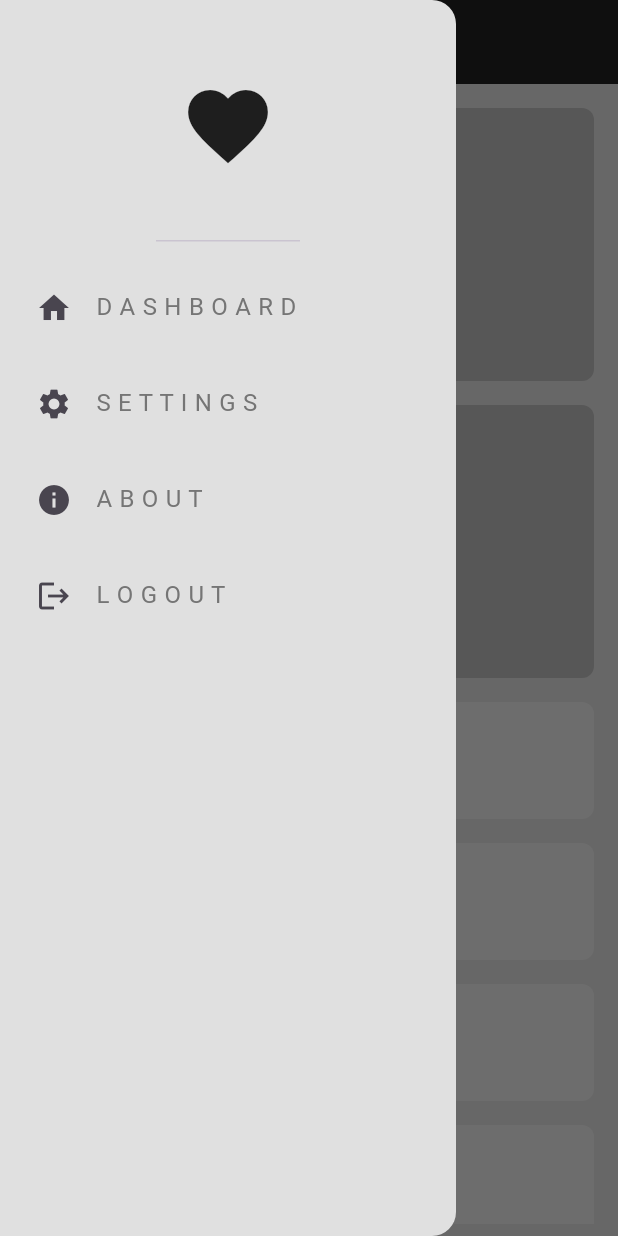
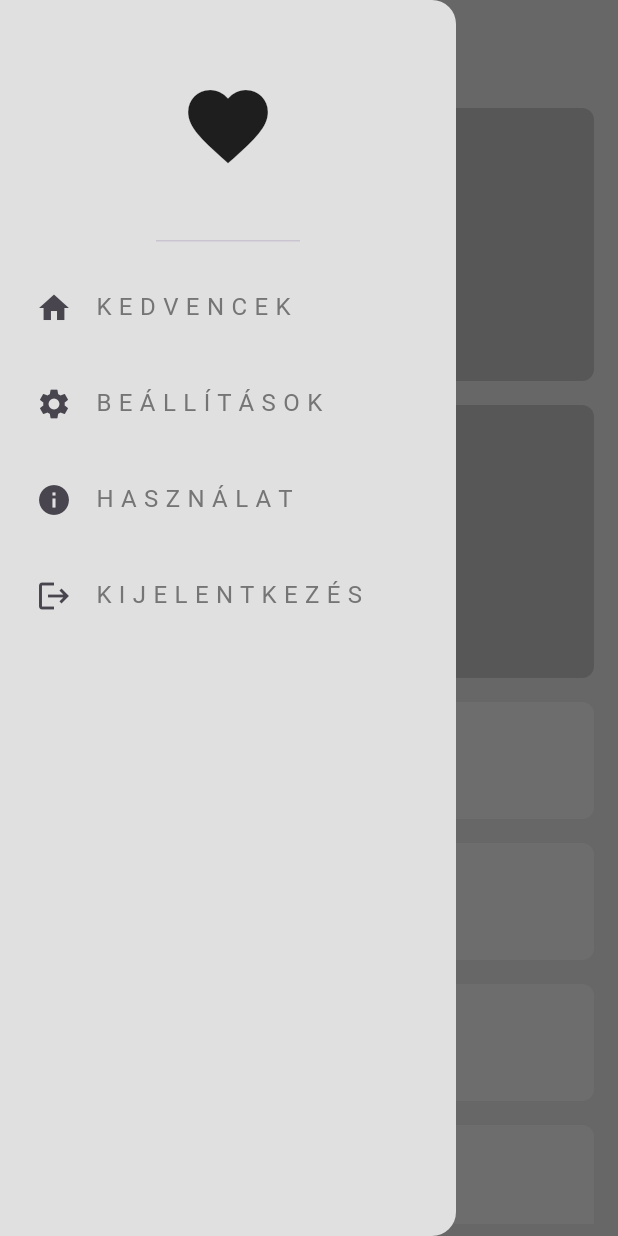
Before and after one commit to KeveXD/KalaApp, a Flutter app: the screen it shows after launch, with the side drawer open, on a phone screen of 412 x 824 dp. Run offline on Flutter 3.47's test engine with Material 3 defaults, Android fonts, the phone set to English and light mode, and no system bars.

Commit message:
mara kesz

```diff
--- a/KalaApp/lib/constants.dart
+++ b/KalaApp/lib/constants.dart
@@ -1,7 +1,8 @@
 import 'package:flutter/material.dart';
+import 'package:kalaapp/utils/my_drawer.dart';
 
 var defaultBackgroundColor = Colors.grey[300];
-var appBarColor = Colors.grey[900];
+var appBarColor = Colors.grey[300];
 var myAppBar = AppBar(
   backgroundColor: appBarColor,
   title: Text(' '),
@@ -11,57 +12,4 @@ var drawerTextColor = TextStyle(
   color: Colors.grey[600],
 );
 var tilePadding = const EdgeInsets.only(left: 8.0, right: 8, top: 8);
-var myDrawer = Drawer(
-  backgroundColor: Colors.grey[300],
-  elevation: 0,
-  child: Column(
-    children: [
-      DrawerHeader(
-        child: Icon(
-          Icons.favorite,
-          size: 64,
-        ),
-      ),
-      Padding(
-        padding: tilePadding,
-        child: ListTile(
-          leading: Icon(Icons.home),
-          title: Text(
-            'D A S H B O A R D',
-            style: drawerTextColor,
-          ),
-        ),
-      ),
-      Padding(
-        padding: tilePadding,
-        child: ListTile(
-          leading: Icon(Icons.settings),
-          title: Text(
-            'S E T T I N G S',
-            style: drawerTextColor,
-          ),
-        ),
-      ),
-      Padding(
-        padding: tilePadding,
-        child: ListTile(
-          leading: Icon(Icons.info),
-          title: Text(
-            'A B O U T',
-            style: drawerTextColor,
-          ),
-        ),
-      ),
-      Padding(
-        padding: tilePadding,
-        child: ListTile(
-          leading: Icon(Icons.logout),
-          title: Text(
-            'L O G O U T',
-            style: drawerTextColor,
-          ),
-        ),
-      ),
-    ],
-  ),
-);
+var myDrawer = MyDrawer();
--- a/KalaApp/lib/main.dart
+++ b/KalaApp/lib/main.dart
@@ -18,9 +18,9 @@ class MyApp extends StatelessWidget {
       debugShowCheckedModeBanner: false,
       theme: ThemeData(primarySwatch: Colors.green),
       home: ResponsiveLayout(
-        mobileBody: const MobileScaffold(),
-        tabletBody: const TabletScaffold(),
-        desktopBody: const DesktopScaffold(),
+        mobileBody: const MenuMobil(),
+        tabletBody: const MenuTablet(),
+        desktopBody: const MenuDesktop(),
       ),
     );
   }
--- a/KalaApp/lib/menu_page/menu_mobil.dart
+++ b/KalaApp/lib/menu_page/menu_mobil.dart
@@ -4,19 +4,31 @@ import 'package:kalaapp/utils/eszkoz_model.dart';
 import '../constants.dart';
 import '../utils/elem_model.dart';
 
-class MobileScaffold extends StatefulWidget {
-  const MobileScaffold({Key? key}) : super(key: key);
+class MenuMobil extends StatefulWidget {
+  const MenuMobil({Key? key}) : super(key: key);
 
   @override
-  State<MobileScaffold> createState() => _MobileScaffoldState();
+  State<MenuMobil> createState() => _MenuMobilState();
 }
 
-class _MobileScaffoldState extends State<MobileScaffold> {
+class _MenuMobilState extends State<MenuMobil> {
   @override
   Widget build(BuildContext context) {
     return Scaffold(
       backgroundColor: defaultBackgroundColor,
-      appBar: myAppBar,
+      appBar: AppBar(
+        backgroundColor: appBarColor,
+        title: Text(' '),
+        centerTitle: false,
+        leading: Builder(
+          builder: (context) => IconButton(
+            icon: Icon(Icons.menu),
+            onPressed: () {
+              Scaffold.of(context).openDrawer();
+            },
+          ),
+        ),
+      ),
       drawer: myDrawer,
       body: Padding(
         padding: const EdgeInsets.all(8.0),
--- /dev/null
+++ b/KalaApp/lib/utils/my_drawer.dart
@@ -0,0 +1,93 @@
+import 'package:flutter/material.dart';
+
+import '../constants.dart';
+import '../login/login_page.dart';
+
+class MyDrawer extends StatelessWidget {
+  const MyDrawer({Key? key}) : super(key: key);
+
+  @override
+  Widget build(BuildContext context) {
+    return Drawer(
+      backgroundColor: Colors.grey[300],
+      elevation: 0,
+      child: Column(
+        children: [
+          const DrawerHeader(
+            child: Icon(
+              Icons.favorite,
+              size: 64,
+            ),
+          ),
+          Padding(
+            padding: tilePadding,
+            child: ListTile(
+              leading: const Icon(Icons.home),
+              title: Text(
+                'K E D V E N C E K',
+                style: drawerTextColor,
+              ),
+            ),
+          ),
+          Padding(
+            padding: tilePadding,
+            child: ListTile(
+              leading: const Icon(Icons.settings),
+              title: Text(
+                'B E Á L L Í T Á S O K',
+                style: drawerTextColor,
+              ),
+            ),
+          ),
+          Padding(
+            padding: tilePadding,
+            child: ListTile(
+              leading: const Icon(Icons.info),
+              title: Text(
+                'H A S Z N Á L A T',
+                style: drawerTextColor,
+              ),
+            ),
+          ),
+          Padding(
+            padding: tilePadding,
+            child: ListTile(
+              leading: const Icon(Icons.logout),
+              title: Text(
+                'K I J E L E N T K E Z É S',
+                style: drawerTextColor,
+              ),
+              onTap: () {
+                // Visszavisz a bejelentkezési képernyőre kijelentkezéskor
+                Navigator.pushReplacement(
+                  context,
+                  MaterialPageRoute(builder: (context) => const LoginScreen()),
+                );
+              },
+            ),
+          ),
+        ],
+      ),
+    );
+  }
+}
+
+// FŐKÉPERNYŐ (HOME)
+class HomeScreen extends StatelessWidget {
+  const HomeScreen({Key? key}) : super(key: key);
+
+  @override
+  Widget build(BuildContext context) {
+    return Scaffold(
+      backgroundColor: defaultBackgroundColor,
+      appBar: AppBar(
+        backgroundColor: appBarColor,
+        title: const Text('Főoldal'),
+      ),
+      drawer: const MyDrawer(),
+      body: const Center(
+        child: Text("Üdv a főoldalon!"),
+      ),
+    );
+  }
+}
```
Also changed, not shown: KalaApp/lib/login/login_page.dart (added, +57 -0 lines), KalaApp/lib/login/register_page.dart (added, +59 -0 lines), KalaApp/lib/menu_page/menu_desktop.dart (+5 -10 lines), KalaApp/lib/menu_page/menu_tablet.dart (+5 -6 lines).
